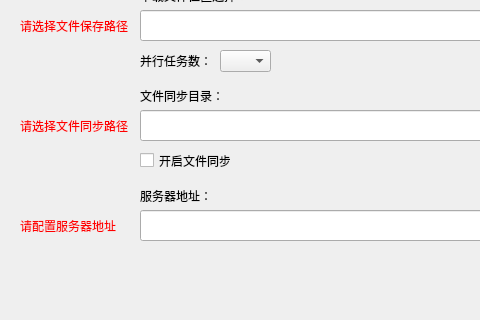
First picture: the form in src/NetDisk/configpanel.ui, repository birdman1992/NetDisk, before the edit; both pictures show x 0 to 480 and y 90 to 410 of the 880 by 527 pixel window.
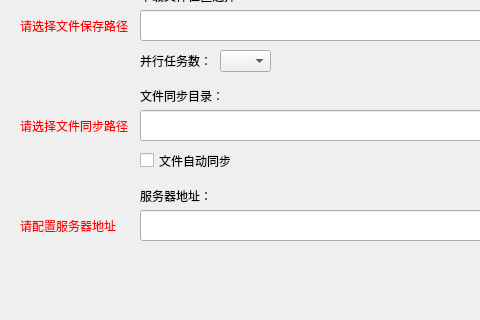
Second picture: the form after the edit.

What changed in the file:
```diff
--- a/src/NetDisk/configpanel.ui
+++ b/src/NetDisk/configpanel.ui
@@ -127,7 +127,7 @@
     </rect>
    </property>
    <property name="text">
-    <string>开启文件同步</string>
+    <string>文件自动同步</string>
    </property>
   </widget>
   <widget class="QLabel" name="label_4">
```
